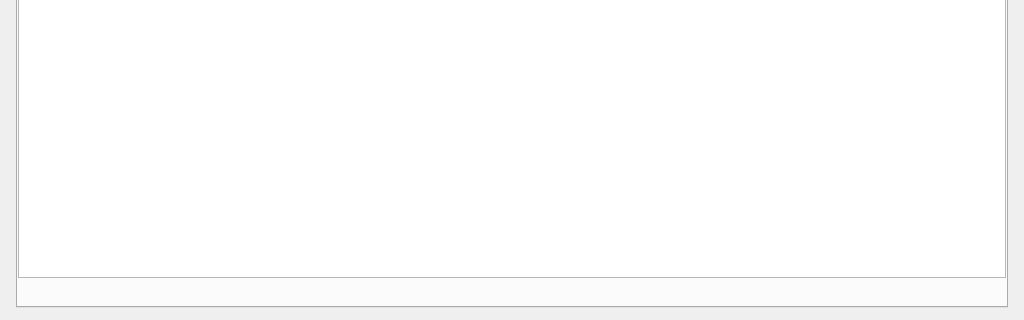
Above: layouts/Layout5.ui from jerrygskk/project_police before the change; both pictures show x 0 to 1024 and y 448 to 768 of the 1024 by 768 pixel window. Below: the same form after it.
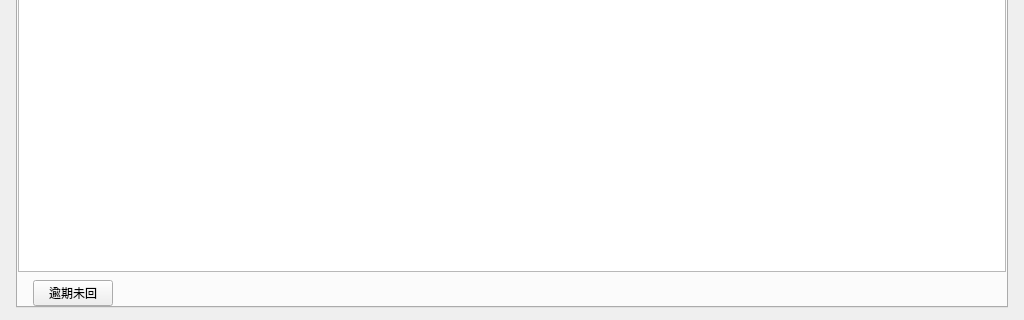
That is the form after the change.

Patch:
```diff
--- a/layouts/Layout5.ui
+++ b/layouts/Layout5.ui
@@ -77,6 +77,15 @@
           <item>
            <widget class="QLabel" name="task_count"><property name="text"><string/></property></widget>
           </item>
+          <item>
+           <widget class="QPushButton" name="task_overdue">
+            <property name="text"><string>逾期未回</string></property>
+            <property name="checkable"><bool>true</bool></property>
+            <property name="minimumSize"><size><width>0</width><height>26</height></size></property>
+            <property name="maximumSize"><size><width>88</width><height>26</height></size></property>
+            <property name="cursor"><cursorShape>PointingHandCursor</cursorShape></property>
+           </widget>
+          </item>
           <item>
            <spacer name="task_spacer">
             <property name="orientation"><enum>Qt::Horizontal</enum></property>
```
